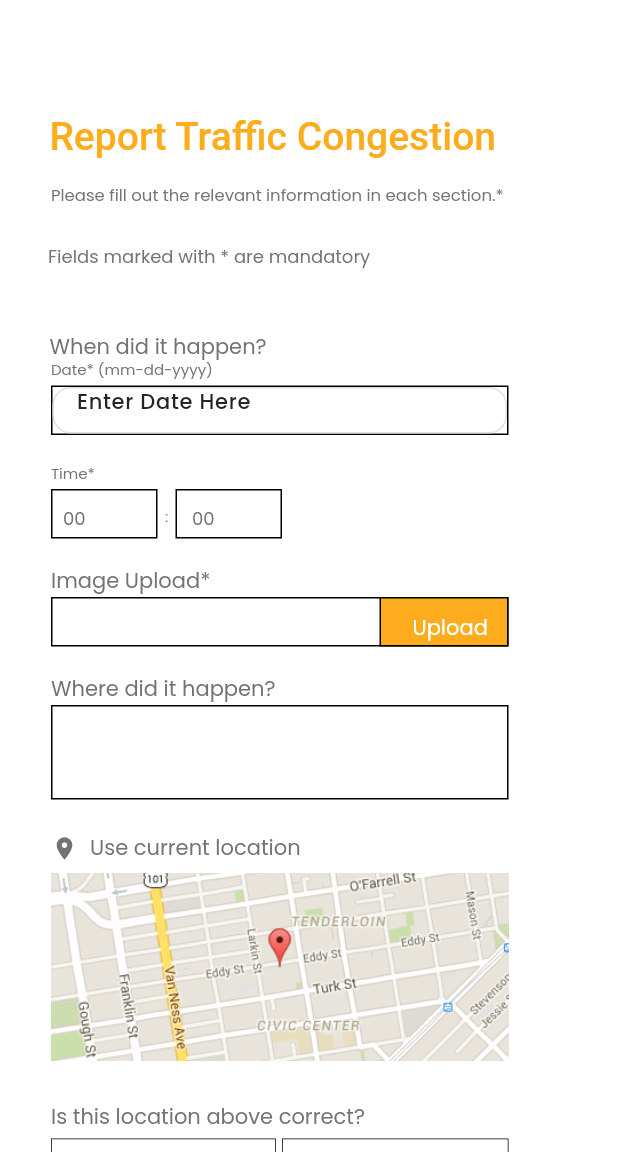
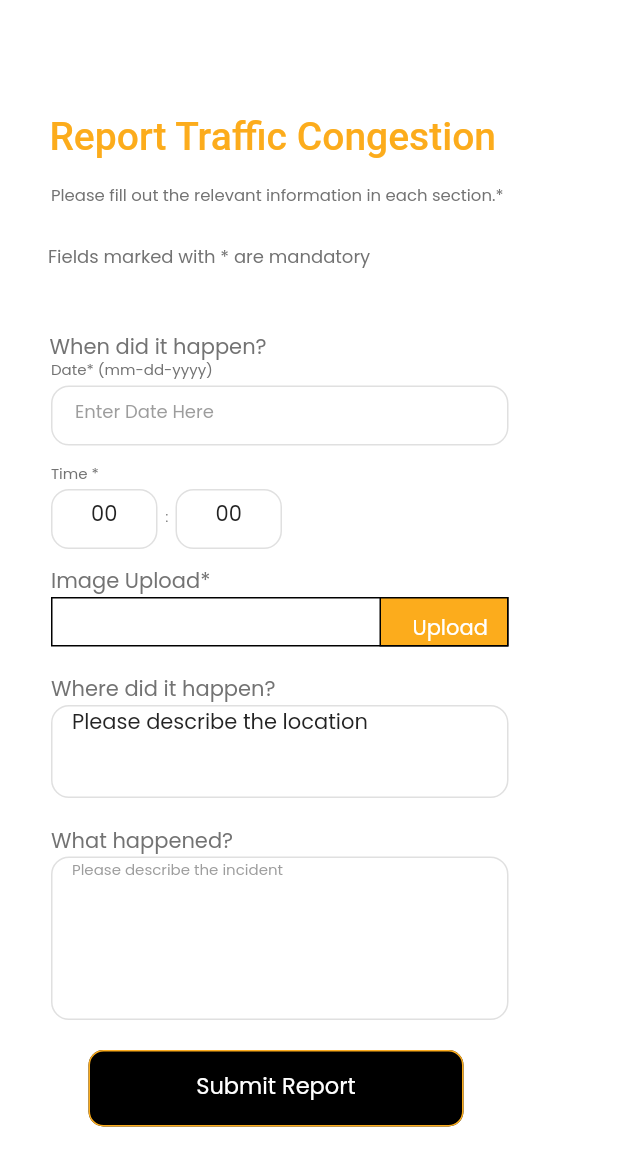
Before and after one commit to orphiano-0/tama_app, a Flutter app: the ReportForm screen opened directly, on a phone screen of 412 x 824 dp, the part 84-1236 px from its top. Run offline on Flutter 3.47's test engine with Material 3 defaults, Android fonts, the phone set to English and light mode, and no system bars; our stand-ins replace firebase_core, get, get_storage, hive, hive_flutter, iconsax and 3 more; missing offline and left inert: dart:ffi; accounts and stored records are empty; Roboto replaces fonts that are missing (Poppins Bold, Poppins Medium); project files that could hold a hidden picture were left out.

Commit message:
Removed Location in Report Screen
- Removed Location Image
- Added primary variables for the data to be sent

```diff
--- a/lib/screens/reports/add_report.dart
+++ b/lib/screens/reports/add_report.dart
@@ -1,6 +1,11 @@
+import 'dart:ui';
+
 import 'package:flutter/material.dart';
+import 'package:flutter/services.dart';
+import 'package:get/get.dart';
+import 'package:get/get_core/src/get_main.dart';
 import 'package:tama_app/screens/reports/preview_screen.dart';
-
+import 'package:tama_app/features/authentication/controllers/report/report_controller.dart';
 import '../../utils/constants/colors.dart';
 
 class ReportForm extends StatefulWidget {
@@ -9,7 +14,12 @@ class ReportForm extends StatefulWidget {
 }
 
 class _ReportFormState extends State<ReportForm> {
+  final controller = Get.put(ReportController());
+  late String date, hrs, mins, locDesc, incidentDesc, time;
 
+  void _sendToFirebase() {
+
+  }
   @override
   Widget build(BuildContext context) {
     return Scaffold(
@@ -44,14 +54,14 @@ class _ReportFormState extends State<ReportForm> {
 
           Container(
           width: 375,
-          height: 1041,
+          height: 770,
           decoration: const BoxDecoration(
             color: Color.fromRGBO(255, 255, 255, 1),
           ),
           child: Stack(
             children: <Widget>[
               Positioned(
-                top: 973,
+                top: 700,
                 left: 31,
                 child: SizedBox(
                   width: 306,
@@ -70,13 +80,17 @@ class _ReportFormState extends State<ReportForm> {
                             ),
                             onPressed: () {
                               // Add your button press logic here
+                              // Initialize Firebase
+                              // Connect to Firebase
+                              // Get Data from inputs
+                              // Send data from inputs to database
                               Navigator.push(
                                 context,
                                 MaterialPageRoute(builder: (context) => const PreviewScreen()),
                               );
                             },
                             child: const Text(
-                              'Preview',
+                              'Submit Report',
                               style: TextStyle(
                                 color: Color.fromRGBO(255, 255, 255, 1),
                                 fontFamily: 'Poppins',
@@ -89,136 +103,6 @@ class _ReportFormState extends State<ReportForm> {
                           ),
                         ),
                       )
-                    ],
-                  ),
-                ),
-              ),
-              Positioned(
-                top: 552.9999389648438,
-                left: 34,
-                child: SizedBox(
-                  width: 308,
-                  height: 262.00006103515625,
-                  child: Stack(
-                    children: <Widget>[
-                      Positioned(
-                        top: 29,
-                        left: 0,
-                        child: Container(
-                          width: 305,
-                          height: 125.59327697753906,
-                          decoration: const BoxDecoration(
-                            image: DecorationImage(
-                              image: AssetImage('assets/images/Rectangle16.png'),
-                              fit: BoxFit.fitWidth,
-                            ),
-                          ),
-                        ),
-                      ),
-                      const Positioned(
-                        top: 2.0000810623168945,
-                        left: 0,
-                        child: Row(
-                          children: [
-                            Icon(
-                              Icons.location_on,
-                              color: Color.fromRGBO(115, 115, 115, 1),
-                              size: 18,
-                            ),
-                            SizedBox(width: 8), // Add some spacing between the icon and the text
-                            Text(
-                              'Use current location',
-                              textAlign: TextAlign.left,
-                              style: TextStyle(
-                                color: Color.fromRGBO(115, 115, 115, 1),
-                                fontFamily: 'Poppins',
-                                fontSize: 14,
-                                letterSpacing: 0,
-                                fontWeight: FontWeight.normal,
-                                height: 1.5,
-                              ),
-                            ),
-                          ],
-                        ),
-                      ),
-                      const Positioned(
-                        top: 181.0000762939453,
-                        left: 0,
-                        child: Text(
-                          'Is this location above correct?',
-                          textAlign: TextAlign.left,
-                          style: TextStyle(
-                            color: Color.fromRGBO(115, 115, 115, 1),
-                            fontFamily: 'Poppins',
-                            fontSize: 14,
-                            letterSpacing: 0,
-                            fontWeight: FontWeight.normal,
-                            height: 1.5,
-                          ),
-                        ),
-                      ),
-                      Positioned(
-                        top: 206.0000762939453,
-                        left: 0,
-                        child: Container(
-                          width: 150,
-                          height: 56,
-                          decoration: BoxDecoration(
-                            color: const Color.fromRGBO(255, 255, 255, 1),
-                            border: Border.all(
-                              color: const Color.fromRGBO(0, 0, 0, 1),
-                              width: 0.5,
-                            ),
-                          ),
-                        ),
-                      ),
-                      Positioned(
-                        top: 206.0000762939453,
-                        left: 154,
-                        child: Container(
-                          width: 151,
-                          height: 56,
-                          decoration: BoxDecoration(
-                            color: const Color.fromRGBO(255, 255, 255, 1),
-                            border: Border.all(
-                              color: const Color.fromRGBO(0, 0, 0, 1),
-                              width: 0.5,
-                            ),
-                          ),
-                        ),
-                      ),
-                      const Positioned(
-                        top: 227.0000762939453,
-                        left: 0,
-                        child: Text(
-                          'Yes',
-                          textAlign: TextAlign.center,
-                          style: TextStyle(
-                            color: Color.fromRGBO(115, 115, 115, 1),
-                            fontFamily: 'Poppins',
-                            fontSize: 14,
-                            letterSpacing: 0,
-                            fontWeight: FontWeight.normal,
-                            height: 1.5,
-                          ),
-                        ),
-                      ),
-                      const Positioned(
-                        top: 227.0000762939453,
-                        left: 155,
-                        child: Text(
-                          'No edit',
-                          textAlign: TextAlign.center,
-                          style: TextStyle(
-                            color: Color.fromRGBO(115, 115, 115, 1),
-                            fontFamily: 'Poppins',
-                            fontSize: 14,
-                            letterSpacing: 0,
-                            fontWeight: FontWeight.normal,
-                            height: 1.5,
-                          ),
-                        ),
-                      ),
                     ],
                   ),
                 ),
@@ -253,28 +137,22 @@ class _ReportFormState extends State<ReportForm> {
                         child: Container(
                           width: 305,
                           height: 63,
-                          decoration: BoxDecoration(
-                            color: const Color.fromRGBO(255, 255, 255, 1),
-                            border: Border.all(
-                              color: const Color.fromRGBO(0, 0, 0, 1),
-                              width: 1,
+                          child: TextField(
+                            decoration: InputDecoration(
+                              hintText: "Please describe the location",
+                              contentPadding: EdgeInsets.fromLTRB(10, 1, 10, 1),
+                              border: OutlineInputBorder(
+                                borderRadius: BorderRadius.zero,
                               ),
                             ),
-                        ),
-                      ),
-                      const Positioned(
-                        top: 31,
-                        left: 241,
-                        child: Text(
-                          'Upload',
-                          textAlign: TextAlign.left,
+                            maxLines: 4,
                             style: TextStyle(
-                            color: Color.fromRGBO(255, 255, 255, 1),
+                              color: Color.fromRGBO(115, 115, 115, 1),
                               fontFamily: 'Poppins',
-                            fontSize: 14,
+                              fontSize: 10,
                               letterSpacing: 0,
                               fontWeight: FontWeight.normal,
-                            height: 1.5,
+                            ),
                           ),
                         ),
                       ),
@@ -360,14 +238,14 @@ class _ReportFormState extends State<ReportForm> {
                 left: 34,
                 child: SizedBox(
                   width: 212,
-                  height: 51,
+                  height: 60,
                   child: Stack(
                     children: <Widget>[
                       const Positioned(
                         top: 0,
                         left: 0,
                         child: Text(
-                          'Time*',
+                          'Time *',
                           textAlign: TextAlign.left,
                           style: TextStyle(
                             color: Color.fromRGBO(115, 115, 115, 1),
@@ -400,12 +278,24 @@ class _ReportFormState extends State<ReportForm> {
                         left: 0,
                         child: Container(
                           width: 71,
-                          height: 33,
-                          decoration: BoxDecoration(
-                            color: const Color.fromRGBO(255, 255, 255, 1),
-                            border: Border.all(
-                              color: const Color.fromRGBO(0, 0, 0, 1),
-                              width: 1,
+                          height: 40,
+                          child: TextField(
+                            textAlign: TextAlign.center,
+                            decoration: const InputDecoration(
+                                hintText: '00',
+                              border: InputBorder.none,
+                            ),
+                            keyboardType: TextInputType.number,
+                            inputFormatters: <TextInputFormatter>[
+                              FilteringTextInputFormatter.digitsOnly,
+                            ],
+                            style: const TextStyle(
+                              color: Color.fromRGBO(115, 115, 115, 1),
+                              fontFamily: 'Poppins',
+                              fontSize: 12,
+                              letterSpacing: 0,
+                              fontWeight: FontWeight.normal,
+                              height: 1.5,
                             ),
                           ),
                         ),
@@ -415,23 +305,19 @@ class _ReportFormState extends State<ReportForm> {
                         left: 83,
                         child: Container(
                           width:71,
-                          height: 33,
-                          decoration: BoxDecoration(
-                            color: const Color.fromRGBO(255, 255, 255, 1),
-                            border: Border.all(
-                              color: const Color.fromRGBO(0, 0, 0, 1),
-                              width: 1,
+                          height: 40,
+                          child: TextField(
+                            textAlign: TextAlign.center,
+                            decoration: const InputDecoration(
+                              hintText: '00',
+                              border: InputBorder.none,
                             ),
-                          ),
-                        ),
-                      ),
-                      const Positioned(
-                        top: 29,
-                        left: 8,
-                        child: Text(
-                          '00',
-                          textAlign: TextAlign.left,
-                          style: TextStyle(
+                            keyboardType: TextInputType.number,
+                            inputFormatters: <TextInputFormatter>[
+                              FilteringTextInputFormatter.digitsOnly,
+                              // FilteringTextInputFormatter.allow(RegExp(r'^d{0,2}')),
+                            ],
+                            style: const TextStyle(
                               color: Color.fromRGBO(115, 115, 115, 1),
                               fontFamily: 'Poppins',
                               fontSize: 12,
@@ -439,21 +325,6 @@ class _ReportFormState extends State<ReportForm> {
                               fontWeight: FontWeight.normal,
                               height: 1.5,
                             ),
-                        ),
-                      ),
-                      const Positioned(
-                        top: 29,
-                        left: 94,
-                        child: Text(
-                          '00',
-                          textAlign: TextAlign.left,
-                          style: TextStyle(
-                            color: Color.fromRGBO(115, 115, 115, 1),
-                            fontFamily: 'Poppins',
-                            fontSize: 12,
-                            letterSpacing: 0,
-                            fontWeight: FontWeight.normal,
-                            height: 1.5,
                           ),
                         ),
                       ),
@@ -526,7 +397,7 @@ class _ReportFormState extends State<ReportForm> {
                 left: 33,
                 child: SizedBox(
                   width: 306,
-                  height: 69,
+                  height: 80,
                   child: Stack(
                     children: <Widget>[
                       const Positioned(
@@ -566,18 +437,24 @@ class _ReportFormState extends State<ReportForm> {
                         left: 1,
                         child: Container(
                           width: 305,
-                          height: 33,
-                          decoration: BoxDecoration(
-                            border: Border.all(
-                              color: const Color.fromRGBO(0, 0, 0, 1),
-                              width: 1,
-                            ),
-                          ),
-                          child: const TextField(
+                          height: 40,
+                          child: TextField(
                             decoration: InputDecoration(
                               border: OutlineInputBorder(),
                               hintText: "Enter Date Here",
+                              hintStyle: TextStyle(
+                                color: Color.fromRGBO(115, 115, 115, 0.7),
                               ),
+                            ),
+                              style: const TextStyle(
+                                color: Color.fromRGBO(115, 115, 115, 1),
+                                fontFamily: 'Poppins',
+                                fontSize: 12,
+                                letterSpacing: 0,
+                                fontWeight: FontWeight.normal,
+                                height: 1.5,
+                              ),
+                            onChanged: (value) => date = value,
                           ),
                         ),
                       ),
@@ -586,7 +463,7 @@ class _ReportFormState extends State<ReportForm> {
                 ),
               ),
               Positioned(
-                top: 825,
+                top: 550,
                 left: 34,
                 child: SizedBox(
                   width: 314,
@@ -615,28 +492,26 @@ class _ReportFormState extends State<ReportForm> {
                         child: Container(
                           width: 305,
                           height: 109,
-                          decoration: BoxDecoration(
-                            color: const Color.fromRGBO(255, 255, 255, 1),
-                            border: Border.all(
-                              color: const Color.fromRGBO(0, 0, 0, 1),
-                              width: 1,
+                          child: const TextField(
+                            decoration: InputDecoration(
+                              hintText: "Please describe the incident",
+                              hintStyle: TextStyle(
+                                color: Color.fromRGBO(115, 115, 115, 0.7),
+                              ),
+
+                              contentPadding: EdgeInsets.fromLTRB(10, 1, 10, 1),
+                              border: OutlineInputBorder(
+                                borderRadius: BorderRadius.zero,
                               ),
                             ),
-                        ),
-                      ),
-                      const Positioned(
-                        top: 36,
-                        left: 9,
-                        child: Text(
-                          'Please write what happened...',
-                          textAlign: TextAlign.left,
+                            maxLines: 8,
                             style: TextStyle(
-                            color: Color.fromRGBO(115, 115, 115, 0.41999998688697815),
+                              color: Color.fromRGBO(0, 0, 0, 1),
                               fontFamily: 'Poppins',
-                            fontSize: 12,
+                              fontSize: 10,
                               letterSpacing: 0,
                               fontWeight: FontWeight.normal,
-                            height: 1.5,
+                            ),
                           ),
                         ),
                       ),
```
Also changed, not shown: lib/screens/reports/reports.dart (+7 -0 lines). Lines whose indentation alone changed are shown as unchanged.
